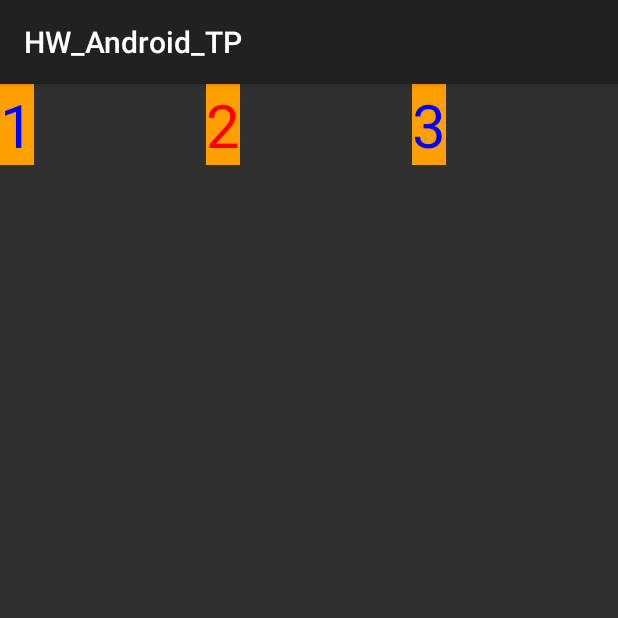
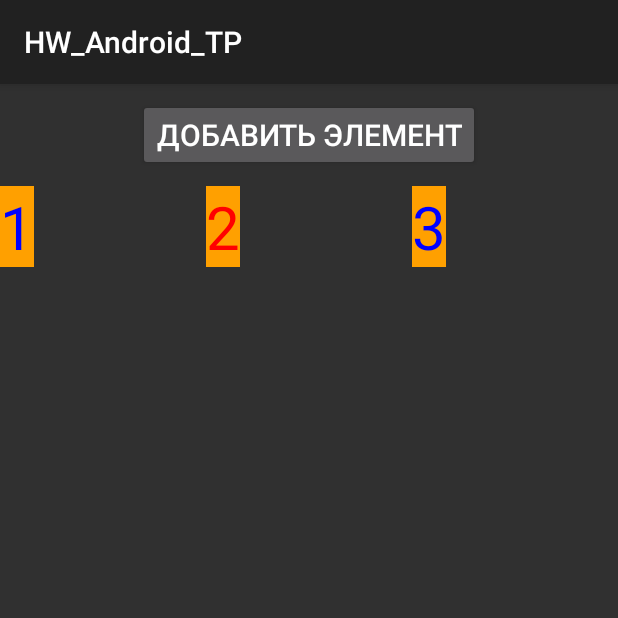
Before and after one commit to bkatya2001/HW_Android_TP, an Android app: the screen it shows after launch (MainActivity), on a phone screen of 412 x 824 dp, the top half of it. Run offline under Robolectric (Android 15) with nearby library versions, the phone set to English and light mode, and no system bars.

Commit message:
Fragment for representation added

```diff
--- a/app/src/main/java/bolshakova/ekaterina/hw_android_tp/RVFragment.java
+++ b/app/src/main/java/bolshakova/ekaterina/hw_android_tp/RVFragment.java
@@ -1,5 +1,6 @@
 package bolshakova.ekaterina.hw_android_tp;
 
+import android.content.Context;
 import android.content.res.Configuration;
 import android.os.Bundle;
 
@@ -8,7 +9,9 @@ import android.app.Fragment;
 import androidx.recyclerview.widget.GridLayoutManager;
 import androidx.recyclerview.widget.RecyclerView;
 
+import android.view.GestureDetector;
 import android.view.LayoutInflater;
+import android.view.MotionEvent;
 import android.view.View;
 import android.view.ViewGroup;
 import android.widget.TextView;
--- a/app/src/main/res/layout/fragment_rv.xml
+++ b/app/src/main/res/layout/fragment_rv.xml
@@ -1,13 +1,22 @@
 <?xml version="1.0" encoding="utf-8"?>
-<FrameLayout xmlns:android="http://schemas.android.com/apk/res/android"
+<LinearLayout xmlns:android="http://schemas.android.com/apk/res/android"
     xmlns:tools="http://schemas.android.com/tools"
     android:layout_width="match_parent"
     android:layout_height="match_parent"
-    tools:context=".RVFragment">
+    tools:context=".RVFragment"
+    android:orientation="vertical">
+
+    <Button
+        android:layout_height="wrap_content"
+        android:layout_width="wrap_content"
+        android:text="@string/add_num"
+        android:textSize="20dp"
+        android:layout_gravity="center"
+        android:layout_margin="10dp"/>
 
     <androidx.recyclerview.widget.RecyclerView
         android:id="@+id/recycler"
         android:layout_width="match_parent"
         android:layout_height="match_parent"/>
 
-</FrameLayout>
+</LinearLayout>
--- a/app/src/main/res/values/strings.xml
+++ b/app/src/main/res/values/strings.xml
@@ -2,4 +2,5 @@
     <string name="app_name">HW_Android_TP</string>
     <!-- TODO: Remove or change this placeholder text -->
     <string name="hello_blank_fragment">Hello blank fragment</string>
+    <string name="add_num">Добавить элемент</string>
 </resources>
```
